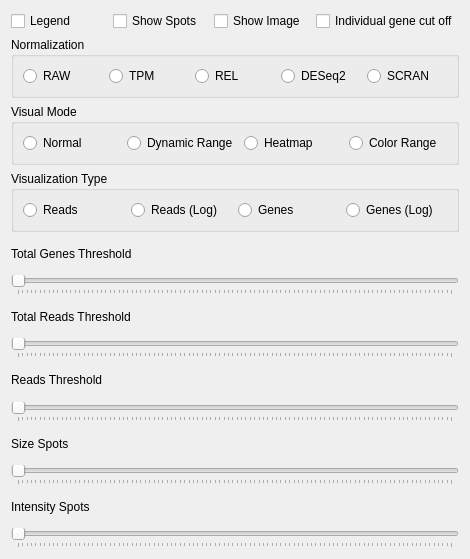
Before: the Qt Designer form assets/ui/SettingsWidget.ui in jfnavarro/st_viewer, drawn with Qt 5.
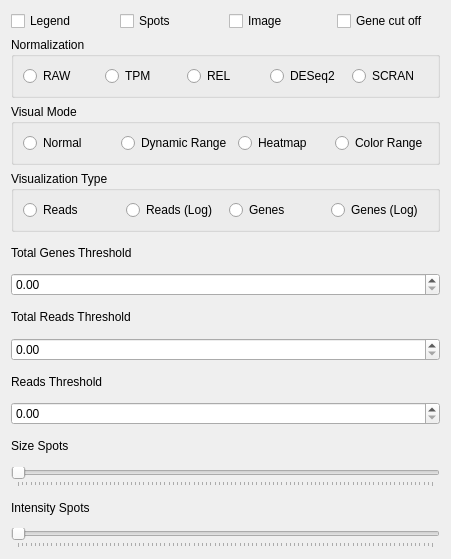
After: the same form once the commit is applied.

Patch:
```diff
--- a/assets/ui/SettingsWidget.ui
+++ b/assets/ui/SettingsWidget.ui
@@ -6,7 +6,7 @@
    <rect>
     <x>0</x>
     <y>0</y>
-    <width>470</width>
+    <width>451</width>
     <height>559</height>
    </rect>
   </property>
@@ -26,21 +26,21 @@
      <item>
       <widget class="QCheckBox" name="show_spots">
        <property name="text">
-        <string>Show Spots</string>
+        <string>Spots</string>
        </property>
       </widget>
      </item>
      <item>
       <widget class="QCheckBox" name="show_image">
        <property name="text">
-        <string>Show Image</string>
+        <string>Image</string>
        </property>
       </widget>
      </item>
      <item>
       <widget class="QCheckBox" name="gene_cutoff">
        <property name="text">
-        <string>Individual gene cut off</string>
+        <string>Gene cut off</string>
        </property>
       </widget>
      </item>
@@ -205,20 +205,7 @@
     </widget>
    </item>
    <item>
-    <widget class="QSlider" name="genes_threshold">
-     <property name="toolTip">
-      <string/>
-     </property>
-     <property name="orientation">
-      <enum>Qt::Horizontal</enum>
-     </property>
-     <property name="tickPosition">
-      <enum>QSlider::TicksBelow</enum>
-     </property>
-     <property name="tickInterval">
-      <number>1</number>
-     </property>
-    </widget>
+    <widget class="QDoubleSpinBox" name="genes_threshold"/>
    </item>
    <item>
     <widget class="QLabel" name="label_2">
@@ -228,17 +215,7 @@
     </widget>
    </item>
    <item>
-    <widget class="QSlider" name="reads_threshold">
-     <property name="orientation">
-      <enum>Qt::Horizontal</enum>
-     </property>
-     <property name="tickPosition">
-      <enum>QSlider::TicksBelow</enum>
-     </property>
-     <property name="tickInterval">
-      <number>1</number>
-     </property>
-    </widget>
+    <widget class="QDoubleSpinBox" name="reads_threshold"/>
    </item>
    <item>
     <widget class="QLabel" name="label_4">
@@ -248,17 +225,7 @@
     </widget>
    </item>
    <item>
-    <widget class="QSlider" name="individual_reads_threshold">
-     <property name="orientation">
-      <enum>Qt::Horizontal</enum>
-     </property>
-     <property name="tickPosition">
-      <enum>QSlider::TicksBelow</enum>
-     </property>
-     <property name="tickInterval">
-      <number>1</number>
-     </property>
-    </widget>
+    <widget class="QDoubleSpinBox" name="individual_reads_threshold"/>
    </item>
    <item>
     <widget class="QLabel" name="label_3">
```
